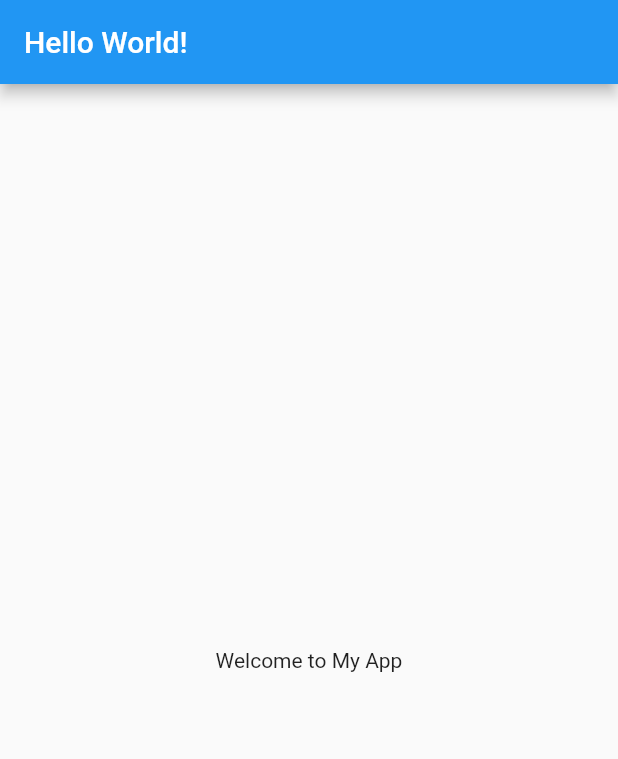
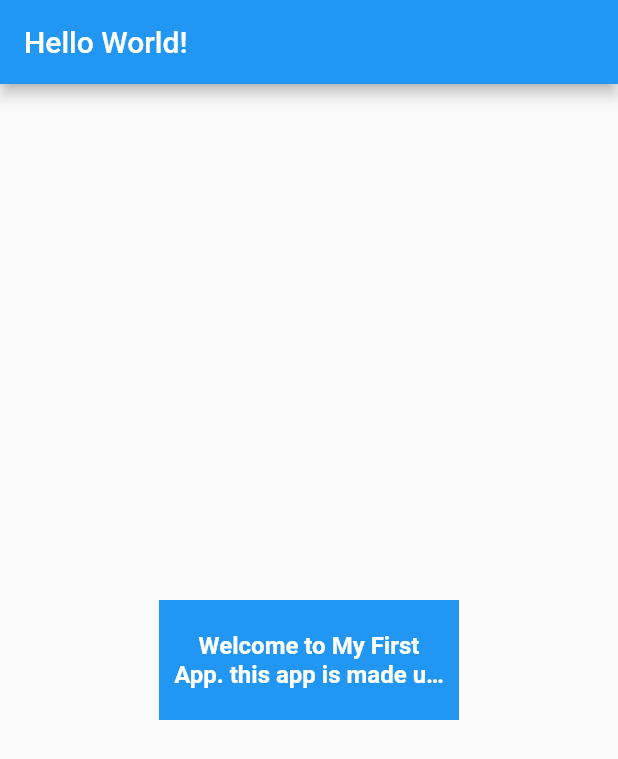
Before and after one commit to adityaramadhani050/belajar-flutter, a Flutter app: the screen it shows after launch, on a phone screen of 412 x 824 dp. Shown: the top 759 px of the screen. Run offline on Flutter 3.47's test engine with Material 2 defaults, Android fonts, the phone set to English and light mode, and no system bars.

Commit message:
Container and Text Widget

```diff
--- a/my_tutorial_application/lib/main.dart
+++ b/my_tutorial_application/lib/main.dart
@@ -14,8 +14,25 @@ class MyApp extends StatelessWidget {
         appBar: AppBar(
           title: const Text('Hello World!'),
         ),
-        body: const Center(
-          child: Text('Welcome to My App'),
+        body: Center(
+          child: Container(
+            width: 200,
+            height: 80,
+            color: Colors.blue,
+            padding: const EdgeInsets.all(10),
+            child: const Center(
+              child: Text(
+                'Welcome to My First App. this app is made using Flutter framework',
+                maxLines: 2,
+                overflow: TextOverflow.ellipsis,
+                textAlign: TextAlign.center,
+                style: TextStyle(
+                    color: Colors.white,
+                    fontWeight: FontWeight.bold,
+                    fontSize: 16),
+              ),
+            ),
+          ),
         ),
       ),
     );
```
